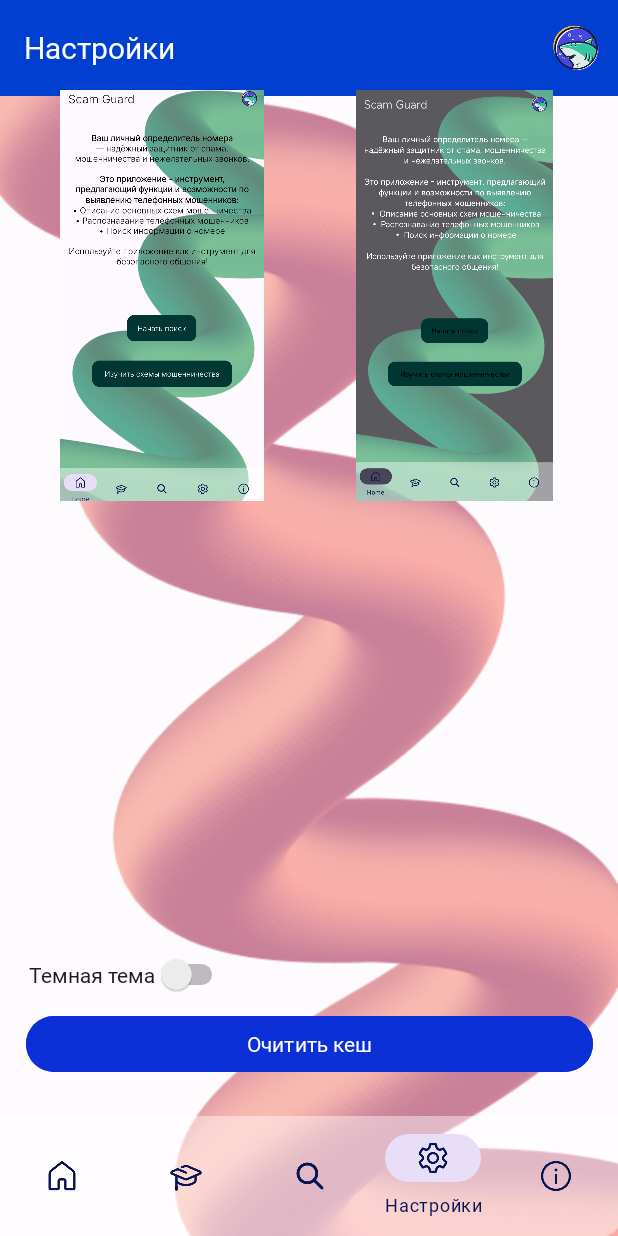
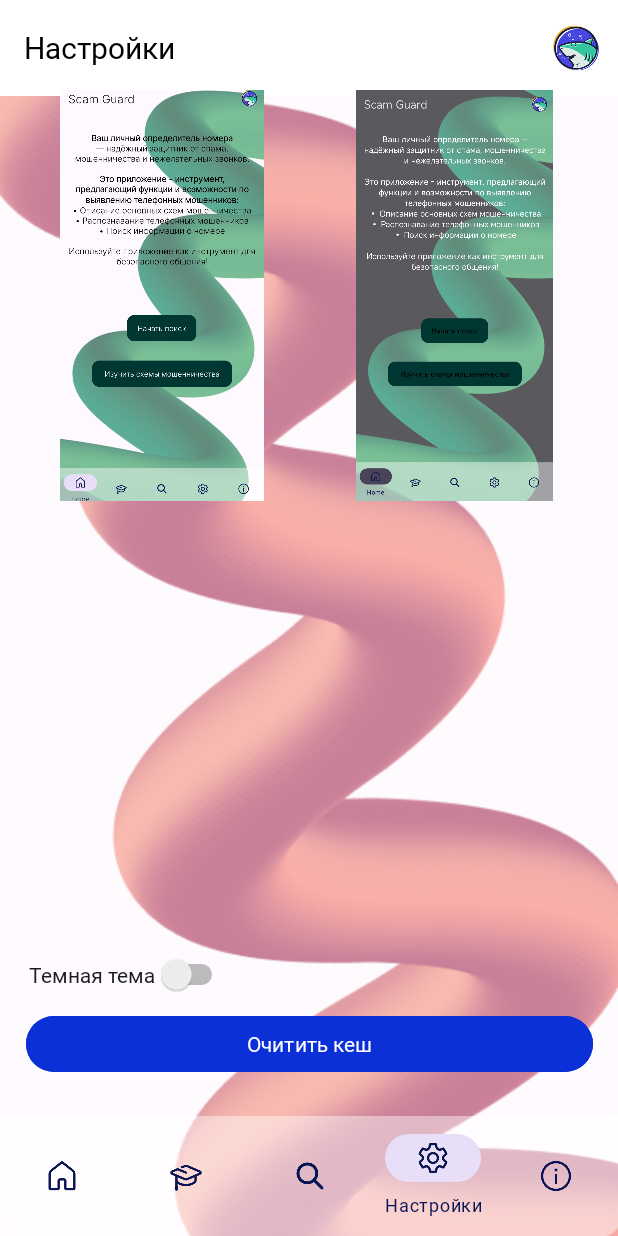
Before and after one commit to BoberCoder0/ScamGuard, an Android app built with Jetpack Compose: the Settings screen opened directly, with no data from a screen before it, on a phone screen of 412 x 824 dp. Run offline under Robolectric (Android 15) with nearby library versions, the phone set to English and light mode, and no system bars.

Commit message:
0.5.8 (Update styles & themes)

```diff
--- a/app/src/main/res/layout/activity_info.xml
+++ b/app/src/main/res/layout/activity_info.xml
@@ -6,7 +6,8 @@
     android:layout_width="match_parent"
     android:layout_height="match_parent"
     android:background="@drawable/background_auth"
-    tools:context=".Activity.InfoActivity">
+    tools:context=".Activity.InfoActivity"
+    style="@style/ToolbarStyle">
 <!--    android:background="@drawable/background_orange">-->
 
 
--- a/app/src/main/res/layout/activity_settings.xml
+++ b/app/src/main/res/layout/activity_settings.xml
@@ -6,7 +6,8 @@
     android:layout_width="match_parent"
     android:layout_height="match_parent"
     android:orientation="vertical"
-    android:background="@drawable/background_settings">
+    android:background="@drawable/background_settings"
+    style="@style/ToolbarStyle">
 
     <include layout="@layout/app_bar_main"/>
 
--- a/app/src/main/res/layout/navigation_bar.xml
+++ b/app/src/main/res/layout/navigation_bar.xml
@@ -12,7 +12,7 @@
         android:layout_width="match_parent"
         android:layout_height="wrap_content"
         android:layout_gravity="bottom"
-        android:background="#98FFFFFF"
+        android:background="@color/second_center_collor_app"
         app:backgroundTint="#BBFFFFFF"
         app:itemIconTint="@color/blue_dark"
         app:itemTextColor="@color/blue_dark"
--- a/app/src/main/res/values/colors.xml
+++ b/app/src/main/res/values/colors.xml
@@ -13,4 +13,5 @@
     <color name="text_color_dark">#FFFFFF</color>
     <color name="transparent">#00000000</color>
     <color name="textColor">#000000</color>
+    <color name="second_center_collor_app">#98FFFFFF</color>
 </resources>
--- a/app/src/main/res/values/styles.xml
+++ b/app/src/main/res/values/styles.xml
@@ -94,8 +94,15 @@
     </style>
 
     <style name="ToolbarStyle" parent="Widget.AppCompat.Toolbar">
-        <item name="android:background">@color/center_color_app</item>
-        <item name="titleTextColor">@android:color/white</item> <!-- Цвет текста -->
+        <item name="android:background">#FFFFFF</item>
+        <item name="titleTextColor">@color/black</item> <!-- Цвет текста -->
+    </style>
+
+    <style name="StatusBarTheme" parent="Theme.AppCompat.Light.DarkActionBar">
+        <!-- Для Android 5.0+ (API 21+) -->
+        <item name="android:statusBarColor">@color/center_color_app</item>
+        <!-- Для поддержки старых версий -->
+        <item name="colorPrimaryDark">@color/center_color_app</item>
     </style>
 
 </resources>
--- a/app/src/main/res/values/themes.xml
+++ b/app/src/main/res/values/themes.xml
@@ -36,15 +36,17 @@
 
     <style name="Theme.TestApp2.Settings" parent="Theme.Material3.DayNight">
         <!-- Primary brand color. -->
-<!--        <item name="colorPrimary">@color/purple_500</item>-->
-<!--        <item name="colorPrimaryVariant">@color/purple_700</item>-->
+        <!-- <item name="colorPrimary">@color/purple_500</item> -->
+        <!-- <item name="colorPrimaryVariant">@color/purple_700</item> -->
         <item name="colorOnPrimary">@color/white</item>
         <!-- Secondary brand color. -->
         <item name="colorSecondary">@color/teal_200</item>
-<!--        <item name="colorSecondaryVariant">@color/teal_700</item>-->
+        <!-- <item name="colorSecondaryVariant">@color/teal_700</item> -->
         <item name="colorOnSecondary">@color/black</item>
         <!-- Status bar color. -->
-        <item name="android:statusBarColor">?attr/colorPrimaryVariant</item>
+        <!-- Для Android 5.0+ (API 21+) -->
+        <item name="android:statusBarColor">@color/white</item>
+        <item name="android:windowLightStatusBar">true</item> <!-- Темный текст -->
         <!-- Customize your theme here. -->
         <item name="windowActionBar">false</item>
         <item name="windowNoTitle">true</item>
```
Also changed, not shown: app/src/main/AndroidManifest.xml (+2 -5 lines).
